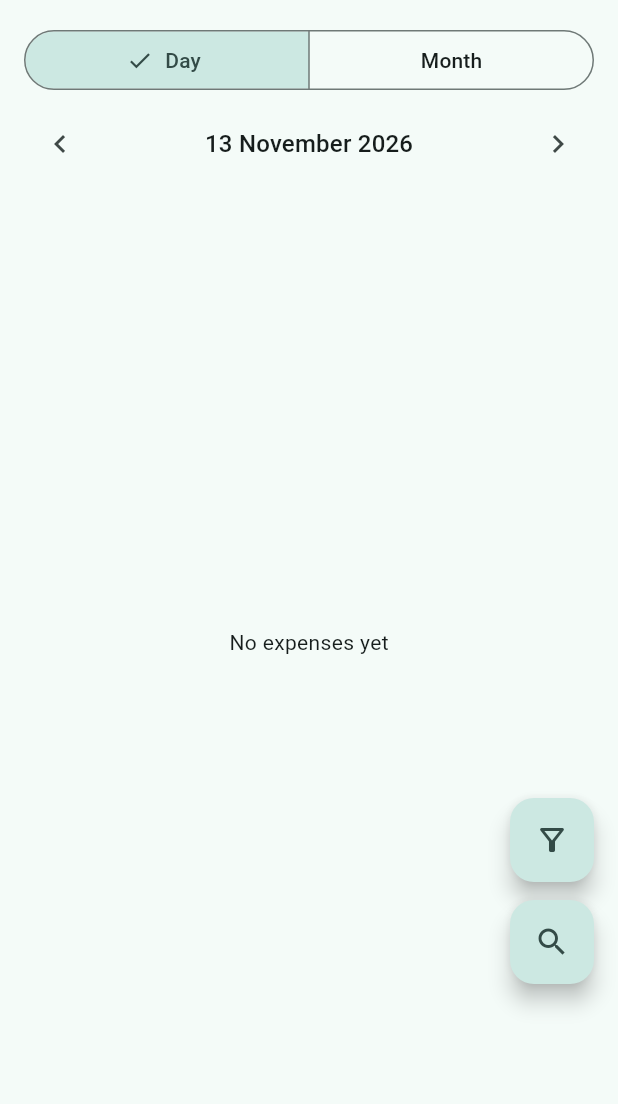
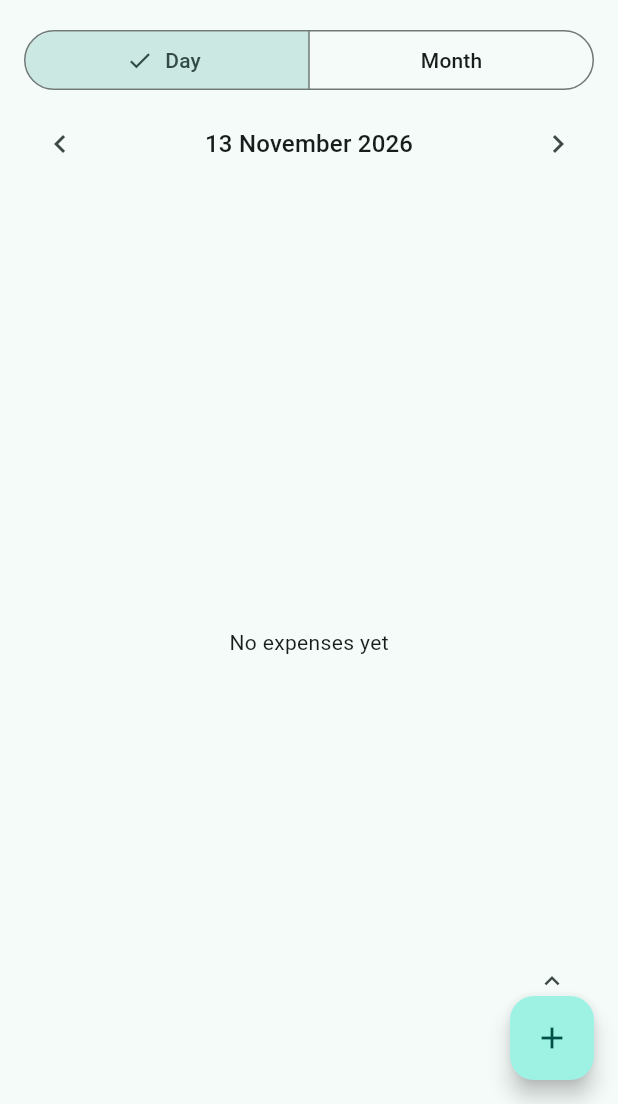
Before and after one commit to Jegatheesh001/ExpenseTracker, a Flutter app: the ExpensesScreen screen opened directly with empty values, on a phone screen of 412 x 824 dp, the part 132-1236 px from its top. Run offline on Flutter 3.47's test engine with Material 3 defaults, Android fonts, the phone set to English and light mode, and no system bars; our stand-ins replace app_links, audioplayers, file_picker, fl_chart, flutter_local_notifications, flutter_markdown and 10 more; missing offline and left inert: google_mlkit_language_id, receive_sharing_intent, record; accounts and stored records are empty.

Commit message:
Expense screen - hide search & filter by default. Swipe up shows those menus

```diff
--- a/lib/screens/expenses/expenses_screen.dart
+++ b/lib/screens/expenses/expenses_screen.dart
@@ -9,11 +9,13 @@ import 'package:expense_tracker/widgets/month_view.dart';
 import 'package:expense_tracker/utils/expense_category_filter.dart';
 import 'package:expense_tracker/utils/pref_keys.dart';
 import 'package:expense_tracker/widgets/expense_search_delegate.dart';
+import 'package:expense_tracker/widgets/expense_action_menu.dart';
 
 class ExpensesScreen extends StatefulWidget {
   final int profileId;
   final String currencySymbol;
   final VoidCallback onWalletAmountChange;
+  final VoidCallback onAddExpense;
   final int initialTabIndex;
 
   const ExpensesScreen({
@@ -21,6 +23,7 @@ class ExpensesScreen extends StatefulWidget {
     required this.profileId,
     required this.currencySymbol,
     required this.onWalletAmountChange,
+    required this.onAddExpense,
     this.initialTabIndex = 0,
   });
 
@@ -615,34 +618,13 @@ class ExpensesScreenState extends State<ExpensesScreen> {
             ],
           ),
           Positioned(
-            bottom: 80,
+            bottom: 16,
             right: 16,
-            child: Column(
-              mainAxisSize: MainAxisSize.min,
-              children: [
-                FloatingActionButton(
-                  heroTag: 'expenses_category_filter_fab',
-                  tooltip: _selectedCategoryName == null
-                      ? 'Filter by category'
-                      : 'Category: $_selectedCategoryName',
-                  onPressed: _showCategoryFilter,
-                  backgroundColor: _selectedCategoryId == null
-                      ? theme.colorScheme.secondaryContainer
-                      : theme.colorScheme.primaryContainer,
-                  foregroundColor: _selectedCategoryId == null
-                      ? theme.colorScheme.onSecondaryContainer
-                      : theme.colorScheme.onPrimaryContainer,
-                  child: Icon(
-                    _selectedCategoryId == null
-                        ? Icons.filter_alt_outlined
-                        : Icons.filter_alt,
-                  ),
-                ),
-                const SizedBox(height: 12),
-                FloatingActionButton(
-                  heroTag: 'expenses_search_fab',
-                  tooltip: 'Search expenses',
-                  onPressed: () {
+            child: ExpenseActionMenu(
+              activeCategoryName: _selectedCategoryName,
+              onAdd: widget.onAddExpense,
+              onFilter: _showCategoryFilter,
+              onSearch: () {
                 showSearch(
                   context: context,
                   delegate: ExpenseSearchDelegate(
@@ -653,11 +635,6 @@ class ExpensesScreenState extends State<ExpensesScreen> {
                   ),
                 );
               },
-                  backgroundColor: theme.colorScheme.secondaryContainer,
-                  foregroundColor: theme.colorScheme.onSecondaryContainer,
-                  child: const Icon(Icons.search),
-                ),
-              ],
             ),
           ),
         ],
--- /dev/null
+++ b/lib/widgets/expense_action_menu.dart
@@ -0,0 +1,162 @@
+import 'package:flutter/material.dart';
+
+class ExpenseActionMenu extends StatefulWidget {
+  const ExpenseActionMenu({
+    super.key,
+    required this.onAdd,
+    required this.onSearch,
+    required this.onFilter,
+    this.activeCategoryName,
+  });
+
+  final VoidCallback onAdd;
+  final VoidCallback onSearch;
+  final VoidCallback onFilter;
+  final String? activeCategoryName;
+
+  @override
+  State<ExpenseActionMenu> createState() => _ExpenseActionMenuState();
+}
+
+class _ExpenseActionMenuState extends State<ExpenseActionMenu> {
+  static const double _swipeThreshold = 24;
+
+  bool _showSecondaryActions = false;
+  double _verticalDragDistance = 0;
+
+  void _handleDragStart(DragStartDetails details) {
+    _verticalDragDistance = 0;
+  }
+
+  void _handleDragUpdate(DragUpdateDetails details) {
+    _verticalDragDistance += details.primaryDelta ?? 0;
+  }
+
+  void _handleDragEnd(DragEndDetails details) {
+    final velocity = details.primaryVelocity ?? 0;
+    final shouldShow =
+        _verticalDragDistance <= -_swipeThreshold || velocity < -200;
+    final shouldHide =
+        _verticalDragDistance >= _swipeThreshold || velocity > 200;
+
+    if (shouldShow && !_showSecondaryActions) {
+      setState(() => _showSecondaryActions = true);
+    } else if (shouldHide && _showSecondaryActions) {
+      setState(() => _showSecondaryActions = false);
+    }
+  }
+
+  void _runSecondaryAction(VoidCallback action) {
+    setState(() => _showSecondaryActions = false);
+    action();
+  }
+
+  @override
+  Widget build(BuildContext context) {
+    final theme = Theme.of(context);
+    final categoryName = widget.activeCategoryName;
+
+    return Column(
+      mainAxisSize: MainAxisSize.min,
+      children: [
+        AnimatedSwitcher(
+          duration: const Duration(milliseconds: 220),
+          reverseDuration: const Duration(milliseconds: 160),
+          transitionBuilder: (child, animation) {
+            return FadeTransition(
+              opacity: animation,
+              child: SlideTransition(
+                position:
+                    Tween<Offset>(
+                      begin: const Offset(0, 0.45),
+                      end: Offset.zero,
+                    ).animate(
+                      CurvedAnimation(
+                        parent: animation,
+                        curve: Curves.easeOutCubic,
+                      ),
+                    ),
+                child: child,
+              ),
+            );
+          },
+          child: _showSecondaryActions
+              ? Column(
+                  key: const ValueKey('expense_secondary_actions'),
+                  mainAxisSize: MainAxisSize.min,
+                  children: [
+                    FloatingActionButton(
+                      key: const Key('expense_category_filter_action'),
+                      heroTag: 'expenses_category_filter_fab',
+                      tooltip: categoryName == null
+                          ? 'Filter by category'
+                          : 'Category: $categoryName',
+                      onPressed: () => _runSecondaryAction(widget.onFilter),
+                      backgroundColor: categoryName == null
+                          ? theme.colorScheme.secondaryContainer
+                          : theme.colorScheme.primaryContainer,
+                      foregroundColor: categoryName == null
+                          ? theme.colorScheme.onSecondaryContainer
+                          : theme.colorScheme.onPrimaryContainer,
+                      child: Icon(
+                        categoryName == null
+                            ? Icons.filter_alt_outlined
+                            : Icons.filter_alt,
+                      ),
+                    ),
+                    const SizedBox(height: 12),
+                    FloatingActionButton(
+                      key: const Key('expense_search_action'),
+                      heroTag: 'expenses_search_fab',
+                      tooltip: 'Search expenses',
+                      onPressed: () => _runSecondaryAction(widget.onSearch),
+                      backgroundColor: theme.colorScheme.secondaryContainer,
+                      foregroundColor: theme.colorScheme.onSecondaryContainer,
+                      child: const Icon(Icons.search),
+                    ),
+                    const SizedBox(height: 12),
+                  ],
+                )
+              : const SizedBox.shrink(
+                  key: ValueKey('expense_secondary_actions_hidden'),
+                ),
+        ),
+        AnimatedSwitcher(
+          duration: const Duration(milliseconds: 160),
+          child: _showSecondaryActions
+              ? const SizedBox.shrink(
+                  key: ValueKey('expense_menu_swipe_hint_hidden'),
+                )
+              : Icon(
+                  Icons.keyboard_arrow_up,
+                  key: const Key('expense_menu_swipe_hint'),
+                  size: 20,
+                  color: theme.colorScheme.onSurfaceVariant,
+                ),
+        ),
+        GestureDetector(
+          key: const Key('expense_add_swipe_target'),
+          behavior: HitTestBehavior.opaque,
+          onVerticalDragStart: _handleDragStart,
+          onVerticalDragUpdate: _handleDragUpdate,
+          onVerticalDragEnd: _handleDragEnd,
+          child: Semantics(
+            container: true,
+            button: true,
+            label: 'Add expense',
+            hint: 'Swipe up to show search and filter actions',
+            onTap: widget.onAdd,
+            child: ExcludeSemantics(
+              child: FloatingActionButton(
+                heroTag: 'expenses_add_fab',
+                onPressed: widget.onAdd,
+                tooltip: 'Add expense. Swipe up for search and filter.',
+                child: const Icon(Icons.add),
+              ),
+            ),
+          ),
+        ),
+      ],
+    );
+  }
+}
```
Also changed, not shown: lib/main.dart (+18 -13 lines), 2 other files. Lines whose indentation alone changed are shown as unchanged.
